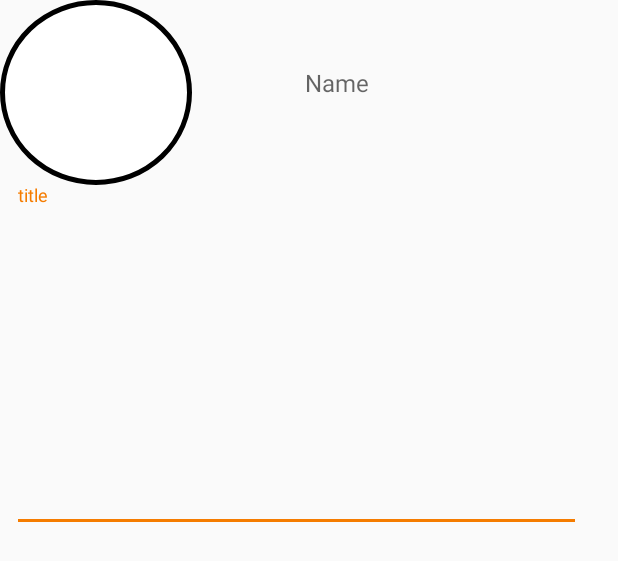
After one commit to IssildurIl/HackAtOn, an Android app: the layout cust_dio_2.xml on its own in the app's theme, with its tools: preview values and no code run, on a phone screen of 412 x 824 dp. The commit adds this screen. Shown: the top 561 px of the screen. Run offline under Robolectric (Android 15) with nearby library versions, the light colour scheme and no system bars.

```diff
--- a/app/build.gradle
+++ b/app/build.gradle
@@ -39,7 +39,7 @@ dependencies {
     androidTestImplementation 'androidx.test.ext:junit:1.1.1'
     androidTestImplementation 'androidx.test.espresso:espresso-core:3.2.0'
     implementation 'com.firebaseui:firebase-ui:6.2.0'
-
+    implementation 'com.firebaseui:firebase-ui-database:3.1.0'
     implementation 'androidx.legacy:legacy-support-v4:1.0.0'
     implementation 'com.google.android.material:material:1.0.0'
     implementation 'com.google.firebase:firebase-auth:19.0.0'
--- a/app/src/main/AndroidManifest.xml
+++ b/app/src/main/AndroidManifest.xml
@@ -20,6 +20,7 @@
         <activity android:name=".SignUpActivity" />
         <activity android:name=".ResPasActivity" />
         <activity android:name=".MainActivity" />
+        <activity android:name=".ChatActivity" />
         <activity android:name=".UpdateStatusActivity" />
         <activity android:name=".SplashScreenLayout">
             <intent-filter>
--- a/app/src/main/res/layout/activity_intent.xml
+++ b/app/src/main/res/layout/activity_intent.xml
@@ -26,7 +26,7 @@
         android:layout_marginBottom="22dp"
         android:background="@drawable/border"
         android:textSize="16sp"
-        app:layout_constraintBottom_toTopOf="@+id/button"
+        app:layout_constraintBottom_toTopOf="@+id/gotoChat"
         app:layout_constraintEnd_toEndOf="parent"
         app:layout_constraintStart_toStartOf="parent" />
 
@@ -46,7 +46,7 @@
         app:layout_constraintTop_toTopOf="parent" />
 
     <Button
-        android:id="@+id/button"
+        android:id="@+id/gotoChat"
         style="@style/OrangeButton"
         android:layout_width="350dp"
         android:layout_height="40dp"
--- /dev/null
+++ b/app/src/main/res/layout/cust_dio_2.xml
@@ -0,0 +1,55 @@
+<?xml version="1.0" encoding="utf-8"?>
+<androidx.constraintlayout.widget.ConstraintLayout xmlns:android="http://schemas.android.com/apk/res/android"
+    xmlns:tools="http://schemas.android.com/tools"
+    android:layout_width="match_parent"
+    android:layout_height="match_parent"
+    xmlns:app="http://schemas.android.com/apk/res-auto">
+
+    <ImageView
+        android:id="@+id/icone_new"
+        android:layout_width="128dp"
+        android:layout_height="123dp"
+        android:layout_weight="1"
+        app:layout_constraintStart_toStartOf="parent"
+        app:layout_constraintTop_toTopOf="parent"
+        app:srcCompat="@drawable/roundedbutton_w"/>
+
+
+
+    <com.google.android.material.textfield.TextInputLayout
+        android:layout_width="383dp"
+        android:layout_height="226dp"
+        android:hint="title"
+        app:layout_constraintStart_toStartOf="parent"
+        app:layout_constraintTop_toBottomOf="@+id/icone_new">
+
+    <EditText
+        android:id="@+id/body_new"
+        android:layout_width="383dp"
+        android:layout_height="226dp"
+        android:layout_marginStart="8dp"
+        android:layout_marginTop="168dp"
+        android:layout_weight="1"
+        android:text=""
+        app:layout_constraintStart_toStartOf="parent"
+        app:layout_constraintTop_toBottomOf="@+id/icone_new" />
+    </com.google.android.material.textfield.TextInputLayout>
+
+    <com.google.android.material.textfield.TextInputLayout
+        android:layout_width="200dp"
+        android:layout_height="59dp"
+        android:layout_marginTop="16dp"
+        android:layout_marginEnd="28dp"
+        android:hint="Name"
+        app:layout_constraintEnd_toEndOf="parent"
+        app:layout_constraintTop_toTopOf="parent">
+
+        <com.google.android.material.textfield.TextInputEditText
+            android:id="@+id/title_new"
+            style="@style/OrangeTextInputEditText"
+            android:layout_width="200dp"
+            android:layout_height="59dp"
+            android:inputType="textPersonName"
+            android:textSize="16sp" />
+    </com.google.android.material.textfield.TextInputLayout>
+</androidx.constraintlayout.widget.ConstraintLayout>
```
Also changed, not shown: app/src/main/java/com/example/hackaton/ChatActivity.java (added, +116 -0 lines), app/src/main/java/com/example/hackaton/ChatMessage.java (renamed from app/src/main/java/com/example/hackaton/model/ExChatMessage.java, +8 -5 lines), app/src/main/java/com/example/hackaton/IntentActivity.java (+10 -0 lines), app/src/main/java/com/example/hackaton/ui/home/HomeFragment.java (+77 -2 lines), app/src/main/java/com/example/hackaton/ui/person/PersonFragment.java (+0 -9 lines), app/src/main/res/layout/activity_chat.xml (added, +54 -0 lines), app/src/main/res/layout/activity_main.xml (+9 -10 lines), app/src/main/res/layout/fragment_home.xml (+14 -3 lines), app/src/main/res/layout/message.xml (added, +29 -0 lines), app/src/main/res/menu/menu.xml (added, +7 -0 lines), app/src/main/res/values/styles.xml (+9 -9 lines).
